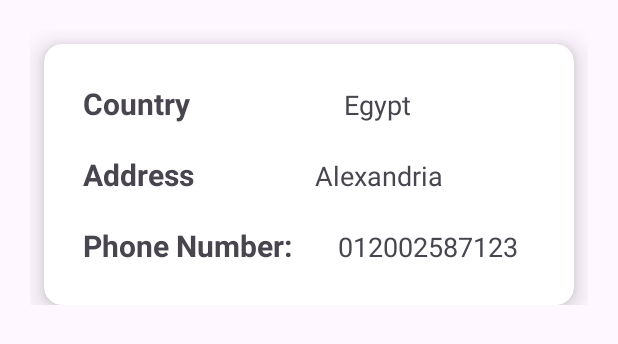
After one commit to YomnaMagdy21/Shopify, an Android app: the layout addresses_card.xml on its own in the app's theme, with its tools: preview values and no code run, on a phone screen of 412 x 824 dp. The commit adds this screen. Shown: the top 344 px of the screen. Run offline under Robolectric (Android 15) with nearby library versions, the phone set to English and light mode, and no system bars.

Commit message:
address and map ui

```diff
--- a/app/build.gradle.kts
+++ b/app/build.gradle.kts
@@ -46,6 +46,7 @@ dependencies {
     implementation("androidx.appcompat:appcompat:1.6.1")
     implementation("com.google.android.material:material:1.11.0")
     implementation("androidx.constraintlayout:constraintlayout:2.1.4")
+    implementation("com.google.android.gms:play-services-maps:18.2.0")
     testImplementation("junit:junit:4.13.2")
     androidTestImplementation("androidx.test.ext:junit:1.1.5")
     androidTestImplementation("androidx.test.espresso:espresso-core:3.5.1")
--- a/app/src/main/java/com/example/shopify/BottomNavigationBar/Home/HomeFragment.kt
+++ b/app/src/main/java/com/example/shopify/BottomNavigationBar/Home/HomeFragment.kt
@@ -5,12 +5,9 @@ import androidx.fragment.app.Fragment
 import android.view.LayoutInflater
 import android.view.View
 import android.view.ViewGroup
-import android.widget.ImageView
 import com.example.shopify.R
 import androidx.recyclerview.widget.GridLayoutManager
 import androidx.recyclerview.widget.RecyclerView
-import com.example.shopify.setting.MyAddresses.myAddressFragment
-import com.example.shopify.setting.settingFragment
 
 class HomeFragment : Fragment() {
 
--- a/app/src/main/java/com/example/shopify/BottomNavigationBar/Me/MeFragment.kt
+++ b/app/src/main/java/com/example/shopify/BottomNavigationBar/Me/MeFragment.kt
@@ -5,11 +5,10 @@ import androidx.fragment.app.Fragment
 import android.view.LayoutInflater
 import android.view.View
 import android.view.ViewGroup
-import android.widget.ImageView
 import androidx.cardview.widget.CardView
 import com.example.shopify.BottomNavigationBar.OrderList.OrderListFragment
 import com.example.shopify.R
-import com.example.shopify.setting.settingFragment
+import com.example.shopify.setting.view.settingFragment
 
 
 class MeFragment : Fragment() {
--- a/app/src/main/java/com/example/shopify/setting/settingFragment.kt
+++ b/app/src/main/java/com/example/shopify/setting/view/SettingFragment.kt
@@ -1,4 +1,4 @@
-package com.example.shopify.setting
+package com.example.shopify.setting.view
 
 import android.os.Bundle
 import androidx.fragment.app.Fragment
@@ -7,7 +7,7 @@ import android.view.View
 import android.view.ViewGroup
 import androidx.cardview.widget.CardView
 import com.example.shopify.R
-import com.example.shopify.setting.MyAddresses.myAddressFragment
+import com.example.shopify.setting.MyAddresses.view.myAddressFragment
 
 class settingFragment : Fragment() {
 
--- a/app/src/main/java/com/example/shopify/shoppingCard/view/ShoppingCardFragment.kt
+++ b/app/src/main/java/com/example/shopify/shoppingCard/view/ShoppingCardFragment.kt
@@ -6,12 +6,10 @@ import android.view.LayoutInflater
 import android.view.View
 import android.view.ViewGroup
 import android.widget.Button
-import android.widget.ImageView
 import androidx.recyclerview.widget.LinearLayoutManager
 import androidx.recyclerview.widget.RecyclerView
 import com.example.shopify.R
 import com.example.shopify.payment.paymentFragment
-import com.example.shopify.setting.MyAddresses.myAddressFragment
 
 
 class shoppingCardFragment : Fragment() {
--- /dev/null
+++ b/app/src/main/res/layout/addresses_card.xml
@@ -0,0 +1,136 @@
+<?xml version="1.0" encoding="utf-8"?>
+<androidx.constraintlayout.widget.ConstraintLayout xmlns:android="http://schemas.android.com/apk/res/android"
+    xmlns:app="http://schemas.android.com/apk/res-auto"
+    android:layout_width="match_parent"
+    android:layout_height="match_parent">
+
+    <androidx.constraintlayout.widget.ConstraintLayout
+        android:id="@+id/address_info"
+        android:layout_margin="10dp"
+        android:layout_width="match_parent"
+        android:layout_height="wrap_content"
+        android:layout_marginHorizontal="20dp"
+        android:layout_marginVertical="30dp"
+        android:padding="10dp"
+        app:layout_constraintEnd_toEndOf="parent"
+        app:layout_constraintStart_toStartOf="parent"
+        app:layout_constraintTop_toTopOf="parent">
+
+        <androidx.cardview.widget.CardView
+            android:layout_width="match_parent"
+            android:layout_height="wrap_content"
+            android:layout_marginHorizontal="9dp"
+            android:layout_marginVertical="9dp"
+            app:cardCornerRadius="12dp"
+            app:cardElevation="10dp"
+            app:layout_constraintEnd_toEndOf="parent"
+            app:layout_constraintStart_toStartOf="parent"
+            app:layout_constraintTop_toTopOf="parent">
+
+            <LinearLayout
+                android:id="@+id/address_info_part"
+                android:layout_width="match_parent"
+                android:layout_height="wrap_content"
+                android:orientation="vertical"
+                android:padding="16dp">
+                <!-- Name -->
+
+                <LinearLayout
+                    android:id="@+id/address_first_row"
+                    android:layout_width="match_parent"
+                    android:layout_height="wrap_content"
+                    android:orientation="horizontal"
+                    android:weightSum="2">
+
+
+                    <TextView
+                        android:id="@+id/country_title"
+                        android:layout_width="wrap_content"
+                        android:layout_height="wrap_content"
+                        android:layout_weight="1"
+                        android:padding="10dp"
+                        android:text="@string/Country"
+                        android:textSize="20sp"
+                        android:textStyle="bold" />
+
+
+                    <TextView
+                        android:id="@+id/country_value"
+                        android:layout_width="wrap_content"
+                        android:layout_height="wrap_content"
+                        android:layout_weight="1"
+                        android:padding="10dp"
+                        android:text="Egypt"
+                        android:textSize="18sp" />
+                </LinearLayout>
+
+                <!-- Address -->
+                <LinearLayout
+                    android:id="@+id/address_second_row"
+                    android:layout_width="match_parent"
+                    android:layout_height="wrap_content"
+                    android:orientation="horizontal"
+                    android:weightSum="2">
+
+
+                    <TextView
+                        android:id="@+id/address_city"
+                        android:layout_width="wrap_content"
+                        android:layout_height="wrap_content"
+                        android:layout_weight="1"
+                        android:padding="10dp"
+                        android:text="@string/Address"
+                        android:textSize="20sp"
+                        android:textStyle="bold" />
+
+
+                    <TextView
+                        android:id="@+id/client_address_value"
+                        android:layout_width="wrap_content"
+                        android:layout_height="wrap_content"
+                        android:layout_weight="1"
+                        android:padding="10dp"
+                        android:text="Alexandria"
+                        android:textSize="18sp" />
+                </LinearLayout>
+
+
+                <!-- Phone Number -->
+
+                <LinearLayout
+                    android:id="@+id/ll_third_row"
+                    android:layout_width="match_parent"
+                    android:layout_height="wrap_content"
+                    android:orientation="horizontal"
+                    android:weightSum="2">
+
+
+                    <TextView
+                        android:id="@+id/client_phone_title"
+                        android:layout_width="wrap_content"
+                        android:layout_height="wrap_content"
+                        android:layout_weight="1"
+                        android:padding="10dp"
+                        android:text="@string/phone_number"
+                        android:textSize="20sp"
+                        android:textStyle="bold" />
+
+
+                    <TextView
+                        android:id="@+id/client_phone_value"
+                        android:layout_width="wrap_content"
+                        android:layout_height="wrap_content"
+                        android:layout_weight="1"
+                        android:padding="10dp"
+                        android:text="012002587123"
+                        android:textSize="18sp" />
+                </LinearLayout>
+
+
+            </LinearLayout>
+
+        </androidx.cardview.widget.CardView>
+
+
+    </androidx.constraintlayout.widget.ConstraintLayout>
+</androidx.constraintlayout.widget.ConstraintLayout>
--- a/app/src/main/res/layout/fragment_setting.xml
+++ b/app/src/main/res/layout/fragment_setting.xml
@@ -5,7 +5,7 @@
     android:layout_width="match_parent"
     android:layout_height="match_parent"
     android:background="#F7F7F7"
-    tools:context=".setting.settingFragment">
+    tools:context=".setting.view.settingFragment">
 
     <TextView
         android:id="@+id/textViewCardList"
--- a/app/src/main/res/values/strings.xml
+++ b/app/src/main/res/values/strings.xml
@@ -37,5 +37,8 @@
     <string name="phone_number">Phone Number:</string>
     <string name="total_price">Total Price:</string>
     <string name="payment_method">Payment Method:</string>
+    <string name="countryName">countryName</string>
+    <string name="Country">Country</string>
+    <string name="Address">Address</string>
 
 </resources>
```
Also changed, not shown: app/src/main/java/com/example/shopify/payment/paymentFragment.kt (+12 -1 lines), app/src/main/java/com/example/shopify/setting/MyAddresses/view/MyAddressAdapter.kt (added, +26 -0 lines), app/src/main/java/com/example/shopify/setting/MyAddresses/view/MyAddressFragment.kt (added, +59 -0 lines), app/src/main/java/com/example/shopify/setting/map/mapFragment.kt (added, +60 -0 lines), app/src/main/java/com/example/shopify/setting/newAddress/newAddress.kt (deleted, +0 -40 lines), app/src/main/java/com/example/shopify/setting/newAddress/view/NewAddress.kt (renamed from app/src/main/java/com/example/shopify/setting/MyAddresses/myAddressFragment.kt, +14 -13 lines), app/src/main/res/drawable/edittext_border.xml (added, +13 -0 lines), app/src/main/res/layout/fragment_map.xml (added, +30 -0 lines), app/src/main/res/layout/fragment_my_address.xml (+7 -5 lines), app/src/main/res/layout/fragment_new_address.xml (+13 -1 lines), app/src/main/res/layout/fragment_payment.xml (+14 -1 lines), app/src/main/res/layout/fragment_shopping_card.xml (+5 -3 lines).
